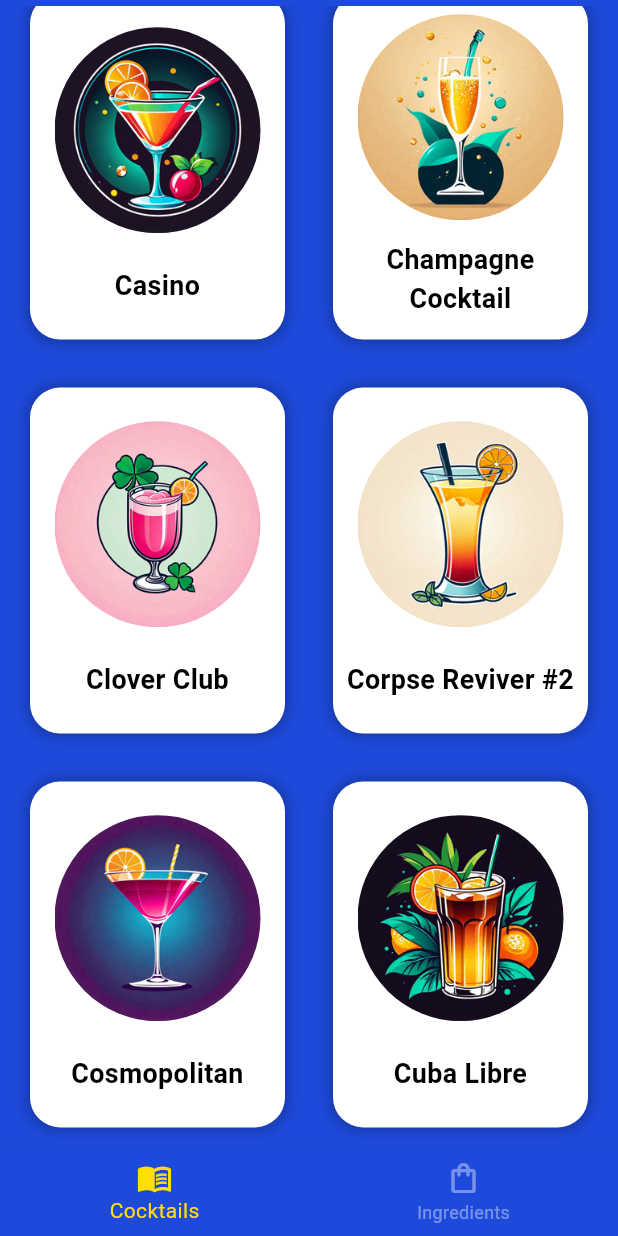
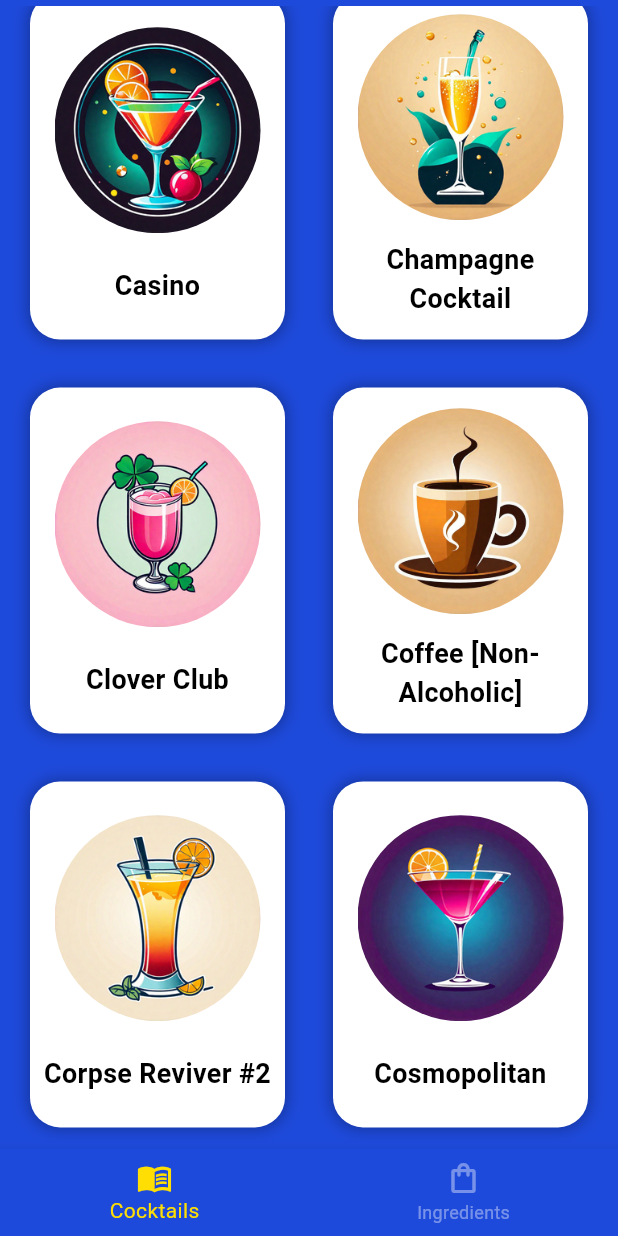
Before and after one commit to OGreenwood672/CocktailApp, a Flutter app: the screen it shows after launch, scrolled down 2304 dp, on a phone screen of 412 x 824 dp. Run offline on Flutter 3.47's test engine with Material 3 defaults, Android fonts, the phone set to English and light mode, and no system bars; our stand-ins replace firebase_core; accounts and stored records are empty; Roboto replaces fonts that are missing (Shackle).

Commit message:
Added ig and 2 mocktails

```diff
--- a/lib/cocktail_display_list.dart
+++ b/lib/cocktail_display_list.dart
@@ -246,6 +246,16 @@ class DisplayCocktailListState extends State<DisplayCocktailList> {
                         Center(child: Text(
                             "No Cocktails Found",
                             style: TextStyle(
+                                color: textColour,
+                                fontSize: 19.0,
+                            )
+                        )),
+
+                        if (results.isEmpty && widget.giveTitle)
+                        Center(child: Text(
+                            "Request New Cocktails to Add on Instagram (@thebartenderapp)",
+                            textAlign: TextAlign.center,
+                            style: TextStyle(
                                 color: textColour
                             )
                         )),
--- a/lib/cocktails_json.dart
+++ b/lib/cocktails_json.dart
@@ -1553,4 +1553,31 @@ final List<Map<String, dynamic>> cocktails = [
         "garnish": "Passion fruit half and an accompanying shot glass of prosecco",
         "premium": false
     },
+    {
+        "name": "Coffee [Non-Alcoholic]",
+        "ingredients": [
+            ["coffee", "100ml"],
+        ],
+        "method": [
+            "It's Coffee"
+        ],
+        "premium": false
+    },
+    {
+        "name": "Virgin Mary [Non-Alcoholic]",
+        "ingredients": [
+            ["tomato juice", "135ml"],
+            ["lemon juice", "15ml"],
+            ["worcestershire sauce", "2 dashes of"],
+            ["tabasco sauce", "splash of"],
+            ["celery salt", "pinch of"],
+            ["black pepper", "splash of"],
+        ],
+        "method": [
+            "Stir gently all the ingredients in a mixing glass with ice",
+            "Pour into rocks glass",
+        ],
+        "garnish": "Celery and lemon wedge",
+        "premium": false
+    },
 ];
--- a/pubspec.yaml
+++ b/pubspec.yaml
@@ -3,7 +3,7 @@ description: Become your own bartender with the ingredients you already have!
 
 publish_to: 'none' # Remove this line if you wish to publish to pub.dev
 
-version: 1.0.3+10
+version: 1.0.4+11
 
 environment:
   sdk: ^3.1.1
```
Also changed, not shown: assets/Cocktail Images/Coffee [Non-Alcoholic].png (added), assets/Cocktail Images/Virgin Mary [Non-Alcoholic].png (added).
